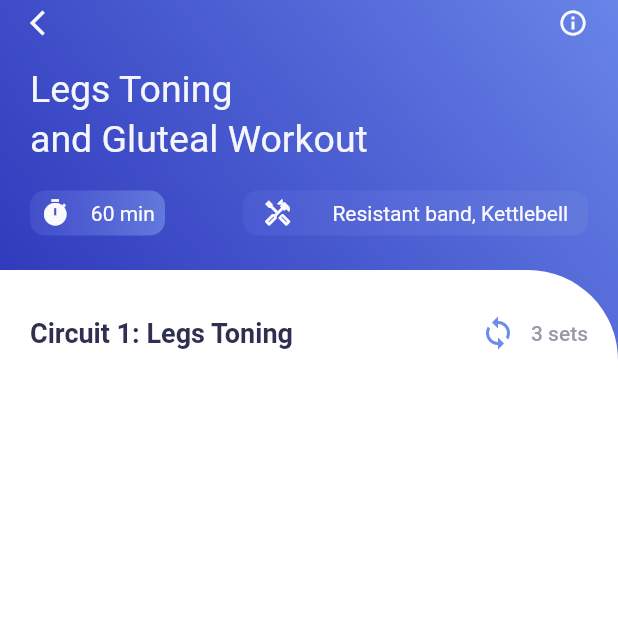
After one commit to Fantom2018/video-pleer, a Flutter app: the screen it shows after launch, after a tap on the "arrow forward" icon, on a phone screen of 412 x 824 dp, the top half of it. The commit adds this screen. Run offline on Flutter 3.47's test engine with Material 2 defaults, Android fonts, the phone set to English and light mode, and no system bars; our stand-ins replace get.

Commit message:
Seccond page UI in Progress. Start GetX

```diff
--- a/lib/home_page.dart
+++ b/lib/home_page.dart
@@ -3,6 +3,8 @@ import 'dart:convert';
 import 'package:flutter/material.dart';
 import 'package:flutter/cupertino.dart';
 import 'package:flutter/painting.dart';
+import 'package:get/get.dart';
+import 'package:video_player_getx/video_praxis_info.dart';
 import 'colors.dart' as color;
 
 class HomePage extends StatefulWidget {
@@ -75,10 +77,15 @@ class _HomePageState extends State<HomePage> {
                     style: TextStyle(fontSize: 12, color: color.AppColor.homePageDetail),
                   ),
                   const SizedBox(width: 20.0),
-                  Icon(
-                    Icons.arrow_forward,
-                    size: 20,
-                    color: color.AppColor.homePageIcons,
+                  InkWell(
+                    onTap: (){
+                      Get.to(() =>VideoInfo());
+                    },
+                    child: Icon(
+                      Icons.arrow_forward,
+                      size: 20,
+                      color: color.AppColor.homePageIcons,
+                    ),
                   ),
                 ],
               ),
--- a/lib/main.dart
+++ b/lib/main.dart
@@ -1,4 +1,6 @@
 import 'package:flutter/material.dart';
+import 'package:get/get.dart';
+import 'package:video_player_getx/video_praxis_info.dart';
 
 import 'home_page.dart';
 
@@ -9,21 +11,11 @@ void main() {
 class MyApp extends StatelessWidget {
   const MyApp({Key? key}) : super(key: key);
 
-  // This widget is the root of your application.
   @override
   Widget build(BuildContext context) {
-    return MaterialApp(
+    return GetMaterialApp(
       title: 'Flutter Demo',
       theme: ThemeData(
-        // This is the theme of your application.
-        //
-        // Try running your application with "flutter run". You'll see the
-        // application has a blue toolbar. Then, without quitting the app, try
-        // changing the primarySwatch below to Colors.green and then invoke
-        // "hot reload" (press "r" in the console where you ran "flutter run",
-        // or simply save your changes to "hot reload" in a Flutter IDE).
-        // Notice that the counter didn't reset back to zero; the application
-        // is not restarted.
         primarySwatch: Colors.blue,
       ),
       home: const HomePage(),
--- /dev/null
+++ b/lib/video_praxis_info.dart
@@ -0,0 +1,198 @@
+import 'dart:convert';
+
+import 'package:flutter/material.dart';
+import 'package:flutter/cupertino.dart';
+import 'package:get/get.dart';
+import 'colors.dart' as color;
+
+class VideoInfo extends StatefulWidget {
+  const VideoInfo({Key? key}) : super(key: key);
+
+  @override
+  _VideoInfoState createState() => _VideoInfoState();
+}
+
+class _VideoInfoState extends State<VideoInfo> {
+  List info =[];
+
+  _initData (){
+    DefaultAssetBundle.of(context).loadString("json/videoinfo.json").then((value){
+      info = json.decode(value);
+    });
+  }
+
+  @override
+  void initState(){
+    super.initState();
+    _initData();
+  }
+
+  @override
+  Widget build(BuildContext context) {
+    return  Scaffold(
+      body: Container(
+        decoration: BoxDecoration(
+            gradient: LinearGradient(
+              colors: [
+                color.AppColor.gradientFirst.withOpacity(0.9),
+                color.AppColor.gradientSecond,
+              ],
+              begin: const FractionalOffset(0.0,0.4),
+              end: Alignment.topRight,
+            ),
+         ),
+        child: Column(
+          children: [
+            SafeArea(
+              child: Container(
+                padding: const EdgeInsets.only(top: 5.0, left: 20.0, right: 20.0),
+                width: MediaQuery.of(context).size.width,
+                height: 180,
+                child: Column(
+                  crossAxisAlignment: CrossAxisAlignment.start,
+                  children: [
+                    Row(
+                      children: [
+                        InkWell(
+                          onTap: ()=> Get.back(),
+                          child: Icon(
+                            Icons.arrow_back_ios,
+                            size: 20,
+                            color: color.AppColor.secondPageIconColor,
+                          ),
+                        ),
+                        Expanded(child: Container()),
+                        Icon(
+                          Icons.info_outline,
+                          size: 20,
+                          color: color.AppColor.secondPageIconColor,
+                        ),
+                      ],
+                    ),
+                    const SizedBox(height: 20.0),
+                    Text('Legs Toning',
+                      style: TextStyle(fontSize: 25,
+                        color: color.AppColor.homePageContainerTextSmall,
+                      ),
+                    ),
+                    SizedBox(height: 4.0),
+                    Text('and Gluteal Workout',
+                      style: TextStyle(fontSize: 25,
+                        color: color.AppColor.homePageContainerTextSmall,
+                      ),),
+                    SizedBox(height: 20.0),
+                    Row(
+                      children: [
+                        Row(
+                          children: [
+                            Container(
+                            width: 90,
+                              height: 30,
+                              decoration: BoxDecoration(
+                                borderRadius: BorderRadius.circular(10),
+                                gradient: LinearGradient(
+                                    colors: [
+                                color.AppColor.secondPageContainerGradient1stColor.withOpacity(0.4),
+                                color.AppColor.secondPageContainerGradient2ndColor,
+                                ],
+                                //begin: const FractionalOffset(0.0,0.4),
+                                //end: Alignment.topRight,
+                              ),
+                            ),
+                              child: Row(
+                                mainAxisAlignment: MainAxisAlignment.spaceAround,
+                                children:  [
+                                  Icon(Icons.timer,
+                                  size: 20,
+                                  color: color.AppColor.secondPageIconColor,
+                                  ),
+                                  //const SizedBox(height: 6.0),
+                                  Text('60 min',
+                                  style: TextStyle(fontSize: 14,
+                                  color: color.AppColor.secondPageIconColor),
+                                  )
+                                ],
+                              ),
+                          ),
+                          ],
+
+                        ),
+                        Expanded(child: Container()),
+                        Row(
+                          children: [
+                            Container(
+                            width: 230,
+                              height: 30,
+                              decoration: BoxDecoration(
+                                borderRadius: BorderRadius.circular(10),
+                                gradient: LinearGradient(
+                                    colors: [
+                                color.AppColor.secondPageContainerGradient1stColor.withOpacity(0.4),
+                                color.AppColor.secondPageContainerGradient2ndColor,
+                                ],
+                                //begin: const FractionalOffset(0.0,0.4),
+                                //end: Alignment.topRight,
+                              ),
+                            ),
+                              child: Row(
+                                mainAxisAlignment: MainAxisAlignment.spaceAround,
+                                children:  [
+                                  Icon(Icons.handyman_outlined,
+                                    size: 20,
+                                    color: color.AppColor.secondPageIconColor,
+                                  ),
+                                  Text('Resistant band, Kettlebell',
+                                    style: TextStyle(fontSize: 14,
+                                        color: color.AppColor.secondPageIconColor),
+                                  )
+                                ],
+                              ),
+                          ),
+                          ],
+
+                        ),
+                      ],
+                    ),
+                  ],
+                ),
+              ),
+
+            ),
+            Expanded(
+              child:
+              Container(
+                padding: EdgeInsets.only(top: 30.0, left: 20.0, right: 20.0),
+                decoration: BoxDecoration(
+                  color: Colors.white,
+                  borderRadius: BorderRadius.only(topRight: Radius.circular(60)),
+                ),
+                child: Column(
+                  children: [
+                    Row(
+                      children: [
+                        Text('Circuit 1: Legs Toning',
+                        style: TextStyle(
+                          fontSize: 18,
+                            fontWeight: FontWeight.w700,
+                            color: color.AppColor.circuitsColor
+                        ),),
+                        Expanded(child: Container()),
+                        Icon(Icons.loop, color: color.AppColor.loopColor,),
+                        const SizedBox(width: 10.0),
+                        Text('3 sets',
+                            style: TextStyle(
+                                fontSize: 14,
+                                fontWeight: FontWeight.w500,
+                                color: color.AppColor.setsColor
+                            ))
+                      ],
+                    )
+                  ],
+                ),
+              )
+            )
+          ],
+        ),
+      ));
+  }
+}
--- a/pubspec.yaml
+++ b/pubspec.yaml
@@ -15,6 +15,7 @@ dependencies:
   flutter:
     sdk: flutter
   cupertino_icons: ^1.0.2
+  get:
 
 
 
```
Also changed, not shown: pubspec.lock.
